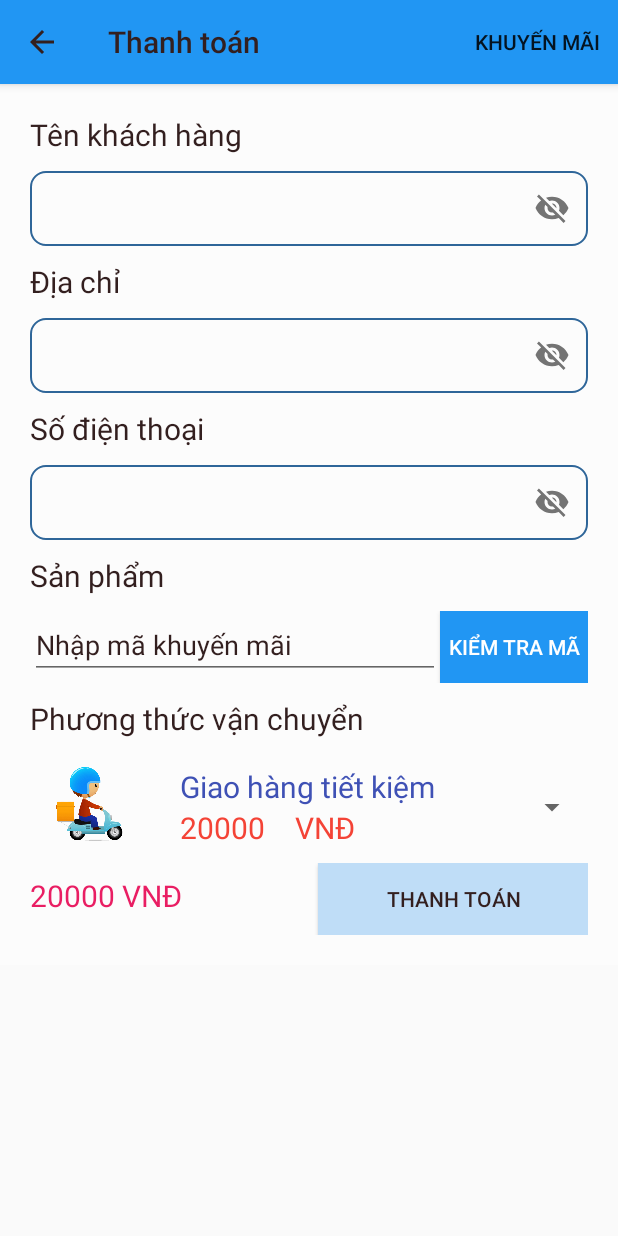
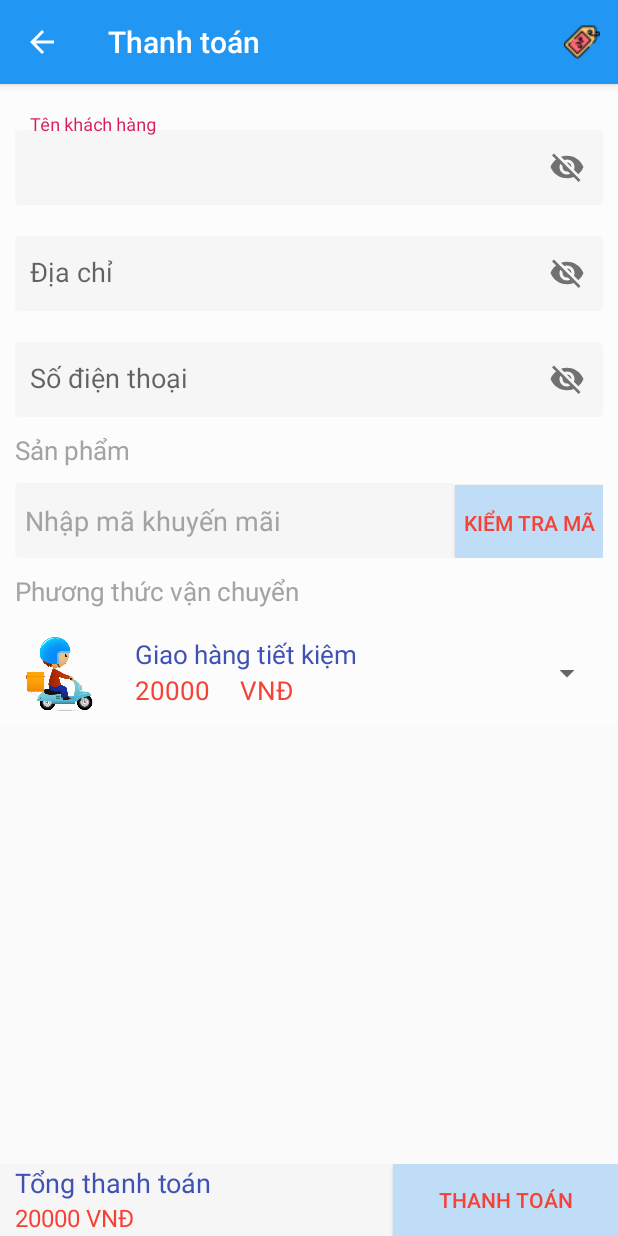
Before and after one commit to iron2014hieu/bansachonline, an Android app: the CartDetailActivity screen opened directly, with no data from a screen before it, on a phone screen of 412 x 824 dp. Run offline under Robolectric (Android 15) with nearby library versions, the phone set to English and light mode, and no system bars; our stand-ins replace Firebase (no records; nobody signed in at launch, a user with empty details on screens opened directly), Picasso, Volley; network calls fail; pictures from the network do not load; 1 statement that could not run was skipped.

Commit message:
van chuyen

```diff
--- a/app/src/main/res/drawable-v24/ic_arrow.xml
+++ b/app/src/main/res/drawable-v24/ic_arrow.xml
@@ -1,5 +1,5 @@
-<vector android:height="24dp" android:tint="?attr/textcolor"
+<vector android:height="24dp" android:tint="#fff"
     android:viewportHeight="24.0" android:viewportWidth="24.0"
     android:width="24dp" xmlns:android="http://schemas.android.com/apk/res/android">
-    <path android:fillColor="?attr/textcolor" android:pathData="M20,11H7.83l5.59,-5.59L12,4l-8,8 8,8 1.41,-1.41L7.83,13H20v-2z"/>
+    <path android:fillColor="#fff" android:pathData="M20,11H7.83l5.59,-5.59L12,4l-8,8 8,8 1.41,-1.41L7.83,13H20v-2z"/>
 </vector>
--- a/app/src/main/res/drawable-v24/rounded_edittext.xml
+++ b/app/src/main/res/drawable-v24/rounded_edittext.xml
@@ -1,13 +1,13 @@
 <?xml version="1.0" encoding="utf-8"?>
 <shape xmlns:android="http://schemas.android.com/apk/res/android" >
-
-    <solid android:color="?attr/backgroundcolor" />
-
+    <solid android:color="#F6F6F6" />
     <stroke
-        android:width="1dp"
-        android:color="#2f6699" />
-    <corners
-        android:radius="10dp"
-        />
-
+        android:width="2dip"
+        android:color="#F6F6F6" />
+    <corners android:radius="2dip" />
+    <padding
+        android:bottom="7dip"
+        android:left="7dip"
+        android:right="7dip"
+        android:top="7dip" />
 </shape>
--- a/app/src/main/res/layout/activity_cart_detail.xml
+++ b/app/src/main/res/layout/activity_cart_detail.xml
@@ -1,18 +1,19 @@
 <?xml version="1.0" encoding="utf-8"?>
-<ScrollView xmlns:android="http://schemas.android.com/apk/res/android"
+<androidx.coordinatorlayout.widget.CoordinatorLayout xmlns:android="http://schemas.android.com/apk/res/android"
     xmlns:app="http://schemas.android.com/apk/res-auto"
     xmlns:tools="http://schemas.android.com/tools"
     android:layout_width="match_parent"
     android:layout_height="match_parent"
     tools:context=".CartDetailActivity">
-
+    <androidx.core.widget.NestedScrollView
+        android:layout_width="match_parent"
+        android:layout_height="match_parent">
     <LinearLayout
+        android:background="?attr/backgroundcolor"
         android:layout_width="match_parent"
         android:layout_height="wrap_content"
         android:backgroundTint="?attr/backgroundcolor"
-        android:background="?attr/backgroundcolor"
         android:orientation="vertical">
-
         <com.google.android.material.appbar.AppBarLayout
             android:id="@+id/appbar"
             android:layout_width="match_parent"
@@ -22,11 +23,12 @@
                 android:layout_width="match_parent"
                 app:navigationIcon="@drawable/ic_arrow"
                 app:title="@string/thanhtoanhang"
-            app:titleTextColor="?attr/textcolor"
+                app:titleTextColor="#fff"
                 android:background="?attr/topbottomcolor"
                 android:layout_height="wrap_content"
                 />
         </com.google.android.material.appbar.AppBarLayout>
+
     <ProgressBar
         android:visibility="gone"
         android:id="@+id/progress_hoadon"
@@ -37,72 +39,56 @@
         app:layout_constraintStart_toStartOf="parent"
         app:layout_constraintTop_toTopOf="parent" />
         <LinearLayout
-        android:padding="20dp"
-        android:id="@+id/linearLayout"
             android:layout_width="match_parent"
             android:layout_height="wrap_content"
             android:orientation="vertical"
-        app:layout_constraintEnd_toEndOf="parent"
-        app:layout_constraintStart_toStartOf="parent"
-        app:layout_constraintTop_toTopOf="parent">
+            android:padding="10dp">
 
-        <TextView
-            android:layout_width="wrap_content"
-            android:layout_height="wrap_content"
-            android:text="@string/tenkhachhang"
-            android:textColor="?attr/textcolor"
-            android:textSize="20dp" />
             <com.google.android.material.textfield.TextInputLayout
                 android:layout_width="match_parent"
                 android:layout_height="wrap_content"
+                android:layout_marginTop="10dp"
                 app:passwordToggleEnabled="true">
                 <EditText
+                    android:padding="10dp"
                     android:id="@+id/edtTenkh"
                     android:layout_width="match_parent"
+                    android:layout_height="50dp"
+                    android:hint="@string/tenkhachhang"
+                    android:textColor="?attr/textcolor"
+                    android:background="@drawable/rounded_edittext" />
+            </com.google.android.material.textfield.TextInputLayout>
+
+            <com.google.android.material.textfield.TextInputLayout
+                android:layout_width="match_parent"
+                android:layout_height="wrap_content"
+                android:layout_marginTop="10dp"
+                app:passwordToggleEnabled="true">
+                <EditText
+                    android:padding="10dp"
+                    android:id="@+id/edtDiachi"
+                    android:layout_width="match_parent"
+                    android:hint="@string/diachi"
                     android:layout_height="50dp"
                     android:textColor="?attr/textcolor"
                     android:background="@drawable/rounded_edittext" />
             </com.google.android.material.textfield.TextInputLayout>
 
 
-        <TextView
-            android:layout_marginTop="10dp"
-            android:layout_width="wrap_content"
-            android:layout_height="wrap_content"
-            android:text="@string/diachi"
-            android:textColor="?attr/textcolor"
-            android:textSize="20dp" />
+
 
             <com.google.android.material.textfield.TextInputLayout
                 android:layout_width="match_parent"
                 android:layout_height="wrap_content"
+                android:layout_marginTop="10dp"
                 app:passwordToggleEnabled="true">
                 <EditText
-                android:id="@+id/edtDiachi"
-                android:layout_width="match_parent"
-                android:layout_height="50dp"
-                android:textColor="?attr/textcolor"
-                android:background="@drawable/rounded_edittext" />
-        </com.google.android.material.textfield.TextInputLayout>
-
-
-        <TextView
-            android:layout_marginTop="10dp"
-            android:layout_width="wrap_content"
-            android:layout_height="wrap_content"
-            android:text="@string/sodienthoaikhach"
-            android:textColor="?attr/textcolor"
-            android:textSize="20dp" />
-
-        <com.google.android.material.textfield.TextInputLayout
-            android:layout_width="match_parent"
-            android:layout_height="wrap_content"
-            app:passwordToggleEnabled="true">
-            <EditText
+                    android:padding="10dp"
                     android:id="@+id/edtSdt"
                     android:layout_width="match_parent"
                     android:layout_height="50dp"
                     android:textColor="?attr/textcolor"
+                    android:hint="@string/sodienthoaikhach"
                     android:background="@drawable/rounded_edittext" />
             </com.google.android.material.textfield.TextInputLayout>
 
@@ -113,7 +99,7 @@
                 android:layout_height="wrap_content"
                 android:text="@string/sanphammua"
                 android:textColor="?attr/textcolor"
-            android:textSize="20dp" />
+                android:textSize="17dp" />
 
             <androidx.recyclerview.widget.RecyclerView
                 android:id="@+id/recyclerview_create_bill"
@@ -130,8 +116,9 @@
                 <EditText
                     android:id="@+id/edtMaGiamGia"
                     android:layout_width="wrap_content"
-                android:layout_height="wrap_content"
+                    android:layout_height="50dp"
                     android:layout_weight="1"
+                    android:background="@drawable/rounded_edittext"
                     android:textColor="?attr/textcolor"
                     android:textColorHint="?attr/textcolor"
                     android:hint="Nhập mã khuyến mãi" />
@@ -140,10 +127,11 @@
                     android:padding="5dp"
                     android:id="@+id/CheckMGG"
                     android:layout_width="wrap_content"
-                android:layout_height="wrap_content"
+                    android:layout_height="50dp"
                     android:background="#2196F3"
                     android:text="@string/kientrama"
-                android:textColor="#FFFFFF" />
+                    android:backgroundTint="?attr/buttoncolor"
+                    android:textColor="#F44336" />
             </LinearLayout>
 
             <TextView
@@ -152,7 +140,7 @@
                 android:layout_height="wrap_content"
                 android:text="@string/phuongthucvanchuyen"
                 android:textColor="?attr/textcolor"
-            android:textSize="20dp" />
+                android:textSize="17dp" />
 
             <Spinner
                 android:id="@+id/spinner_countries"
@@ -162,21 +150,46 @@
                 android:layout_centerHorizontal="true"
                 android:layout_marginTop="18dp" />
 
+        </LinearLayout>
+
+
+
+
+    </LinearLayout>
+    </androidx.core.widget.NestedScrollView>
     <LinearLayout
+        android:backgroundTint="#F6F6F6"
+        android:weightSum="3"
+        android:layout_gravity="bottom|end"
         android:layout_width="match_parent"
         android:layout_height="wrap_content"
         android:layout_marginTop="10dp"
         android:background="?attr/backgroundcolor"
         android:orientation="horizontal">
 
+        <LinearLayout
+            android:layout_marginLeft="10dp"
+            android:layout_weight="2"
+            android:layout_width="wrap_content"
+            android:layout_height="wrap_content"
+            android:orientation="vertical">
+            <TextView
+                android:layout_width="wrap_content"
+                android:layout_height="wrap_content"
+                android:layout_weight="1"
+                android:text="Tổng thanh toán"
+                android:textColor="#3F51B5"
+                android:textSize="18dp" />
             <TextView
                 android:id="@+id/txtTongtienthanhtoan"
                 android:layout_width="wrap_content"
                 android:layout_height="wrap_content"
                 android:layout_weight="1"
                 android:text="@string/tongtien"
-                android:textColor="#E91E63"
-                android:textSize="20dp" />
+                android:textColor="#F44336"
+                android:textSize="16dp" />
+        </LinearLayout>
+
 
         <Button
             android:id="@+id/btnThanhtoan"
@@ -186,9 +199,6 @@
             android:background="#2196F3"
             android:text="@string/thanhtoanhang"
             android:backgroundTint="?attr/buttoncolor"
-                android:textColor="?attr/textcolor" />
+            android:textColor="#F44336" />
     </LinearLayout>
-
-    </LinearLayout>
-    </LinearLayout>
-</ScrollView>
+</androidx.coordinatorlayout.widget.CoordinatorLayout>
--- a/app/src/main/res/layout/item_spinner.xml
+++ b/app/src/main/res/layout/item_spinner.xml
@@ -6,7 +6,7 @@
 
     <ImageView
         android:id="@+id/image_view_flag"
-        android:layout_width="80dp"
+        android:layout_width="60dp"
         android:layout_height="50dp"
         android:src="@drawable/bill" />
 
@@ -25,7 +25,7 @@
             android:gravity="center"
             android:text="@string/vanchuyen"
             android:textColor="#3F51B5"
-            android:textSize="20dp" />
+            android:textSize="17dp" />
 
         <LinearLayout
             android:orientation="horizontal"
@@ -42,7 +42,7 @@
                 android:gravity="center"
                 android:text="@string/cuoc"
                 android:textColor="#F44336"
-                android:textSize="20dp" />
+                android:textSize="17dp" />
 
             <TextView
                 android:layout_width="wrap_content"
@@ -54,7 +54,7 @@
                 android:gravity="center"
                 android:text="VNĐ"
                 android:textColor="#F44336"
-                android:textSize="20dp" />
+                android:textSize="17dp" />
         </LinearLayout>
 
     </LinearLayout>
--- a/app/src/main/res/layout/item_tacgia.xml
+++ b/app/src/main/res/layout/item_tacgia.xml
@@ -31,7 +31,7 @@
                 android:gravity="right"
                 android:text="name"
                 android:padding="5dp"
-                android:textColor="#000000"
+                android:textColor="?attr/textcolor"
                 android:maxLength="10"
                 android:textSize="12dp"
                 android:textStyle="normal" />
--- a/app/src/main/res/menu/menu_thanhtoan.xml
+++ b/app/src/main/res/menu/menu_thanhtoan.xml
@@ -3,7 +3,9 @@
     xmlns:android="http://schemas.android.com/apk/res/android">
 
     <item
+        android:iconTint="#fff"
         android:id="@+id/iv_khuyenmai"
         android:title="@string/khuyenmai"
+        android:icon="@drawable/sale"
         app:showAsAction="always"/>
 </menu>
--- a/app/src/main/res/values/styles.xml
+++ b/app/src/main/res/values/styles.xml
@@ -9,7 +9,7 @@
         <item name="backgroundcolor">#fcfcfc</item>
         <item name="backgroundcolor2">#C0BFBF</item>
         <item name="cardbackground">#F0EBEB</item>
-        <item name="textcolor">#331F1F</item>
+        <item name="textcolor">#A3A3A3</item>
         <item name="tincolor">#000000</item>
         <item name="buttoncolor">#BFDDF7</item>
         <item name="topbottomcolor">#2196F3</item>
```
Also changed, not shown: app/src/main/res/layout/fragment_cart_list.xml (+10 -2 lines), app/src/main/res/layout/fragment_home.xml (+13 -4 lines), app/src/main/res/layout/item_listsanpham.xml (+8 -5 lines), app/src/main/res/layout/item_sach.xml (+10 -4 lines). Lines whose indentation alone changed are shown as unchanged.
